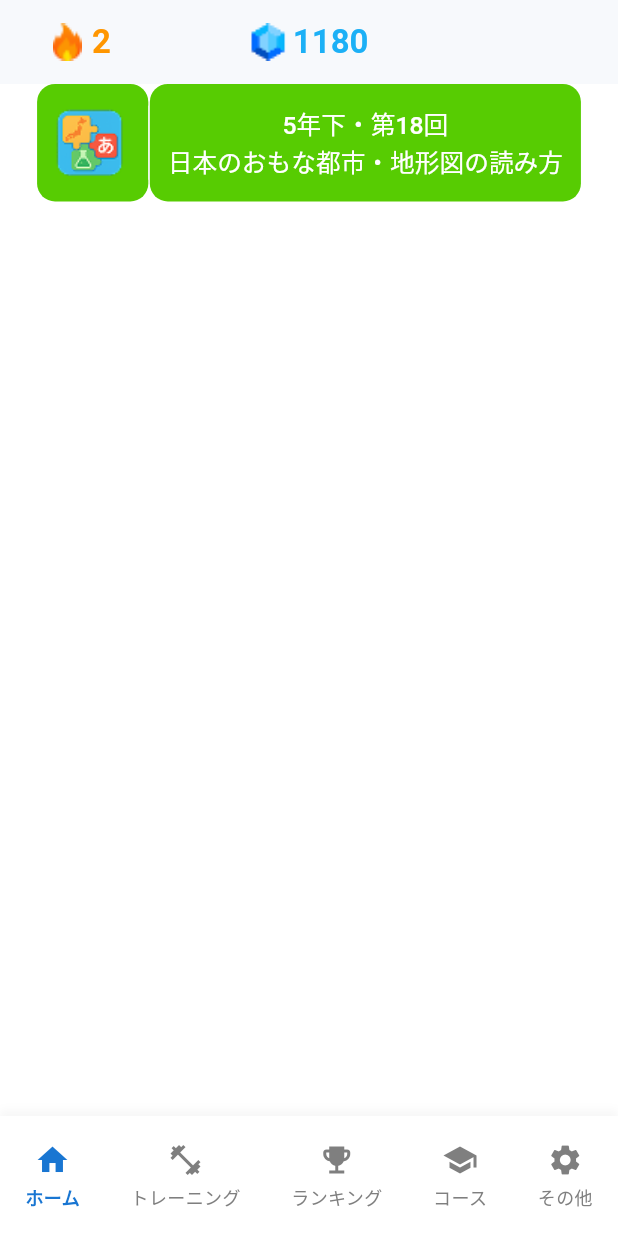
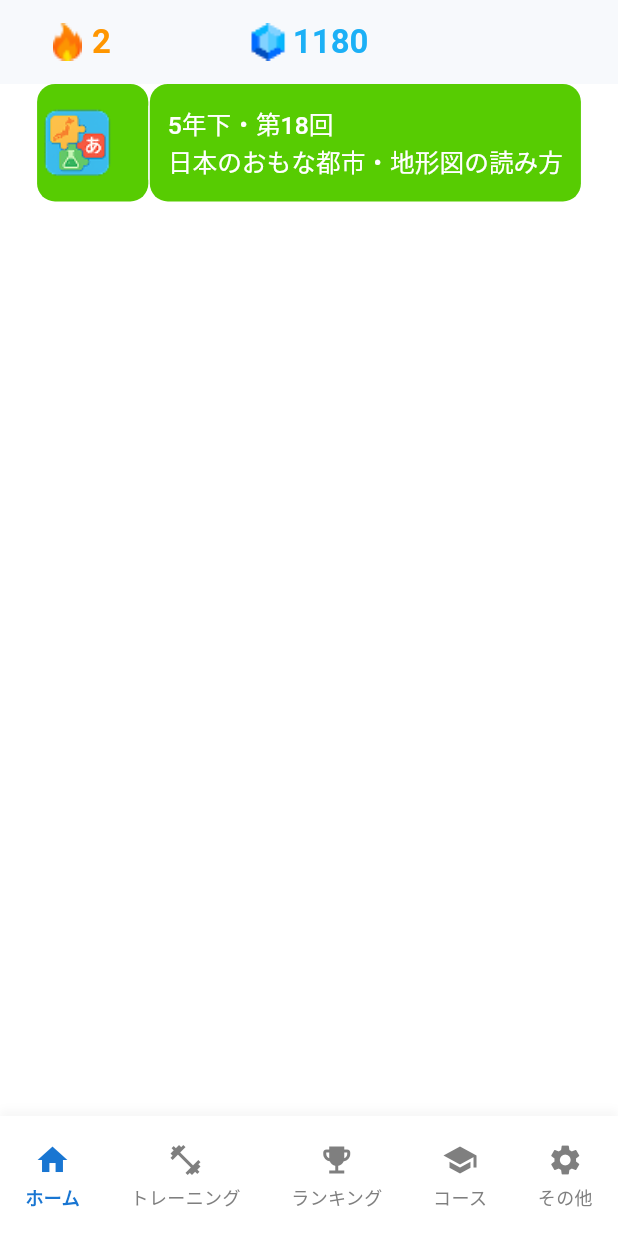
Before and after one commit to nomatake/KiokuNaviApp, a Flutter app: the ChildHomeView screen opened by its route, on a phone screen of 412 x 824 dp. Run offline on Flutter 3.47's test engine with Material 3 defaults, Android fonts, the phone set to English and light mode, and no system bars; our stand-ins replace animated_custom_dropdown, calendar_date_picker2, form_builder_validators, get, getwidget; Roboto replaces fonts that are missing (Hiragino Sans).

Commit message:
Enhance CustomButton with text alignment options and add secondary variant. Refactor button layout for improved flexibility and maintainability.

```diff
--- a/lib/widgets/custom_button.dart
+++ b/lib/widgets/custom_button.dart
@@ -1,6 +1,8 @@
 import 'package:flutter/material.dart';
 import 'package:kioku_navi/utils/extensions.dart';
 import 'package:kioku_navi/utils/sizes.dart';
+
+enum ButtonTextAlignment { start, centerLeft, center, centerRight, end }
 
 class CustomButton extends StatelessWidget {
   const CustomButton({
@@ -19,6 +21,7 @@ class CustomButton extends StatelessWidget {
     this.letterSpacing,
     this.shadows,
     this.borderWidth,
+    this.textAlignment = ButtonTextAlignment.center,
   });
 
   // Factory constructor for primary variant
@@ -33,6 +36,7 @@ class CustomButton extends StatelessWidget {
     EdgeInsetsGeometry? contentPadding,
     double? height,
     bool disabled = false,
+    ButtonTextAlignment textAlignment = ButtonTextAlignment.center,
   }) {
     return CustomButton(
       buttonText: buttonText,
@@ -48,6 +52,7 @@ class CustomButton extends StatelessWidget {
       disabled: disabled,
       fontWeight: FontWeight.w800,
       letterSpacing: k1Double.sp,
+      textAlignment: textAlignment,
       shadows: [
         const BoxShadow(
           color: Color(0x1A000000),
@@ -78,6 +83,7 @@ class CustomButton extends StatelessWidget {
     double? height,
     bool disabled = false,
     double? borderWidth,
+    ButtonTextAlignment textAlignment = ButtonTextAlignment.center,
   }) {
     return CustomButton(
       buttonText: buttonText,
@@ -91,9 +97,10 @@ class CustomButton extends StatelessWidget {
       contentPadding: contentPadding,
       height: height,
       disabled: disabled,
-      fontWeight: FontWeight.w700,
+      fontWeight: FontWeight.w800,
       letterSpacing: 0,
       borderWidth: borderWidth ?? 2,
+      textAlignment: textAlignment,
       shadows: [
         const BoxShadow(
           color: Color(0x1A000000),
@@ -103,6 +110,52 @@ class CustomButton extends StatelessWidget {
         BoxShadow(
           color: shadowColor ?? const Color(0xFF1E88E5),
           offset: const Offset(0, 3),
+          blurRadius: 0,
+          spreadRadius: 0,
+        ),
+      ],
+    );
+  }
+
+  // Factory constructor for secondary variant
+  factory CustomButton.secondary({
+    required String buttonText,
+    Key? key,
+    VoidCallback? onPressed,
+    Widget? icon,
+    Color? buttonColor,
+    Color? textColor,
+    Color? borderColor,
+    EdgeInsetsGeometry? contentPadding,
+    double? height,
+    bool disabled = false,
+    double? borderWidth,
+    ButtonTextAlignment textAlignment = ButtonTextAlignment.center,
+  }) {
+    return CustomButton(
+      buttonText: buttonText,
+      key: key,
+      onPressed: onPressed,
+      icon: icon,
+      buttonColor: buttonColor ?? Colors.white,
+      textColor: textColor ?? const Color(0xFF424242),
+      borderColor: borderColor ?? const Color(0xFFB0BEC5),
+      contentPadding: contentPadding,
+      height: height,
+      disabled: disabled,
+      fontWeight: FontWeight.w800,
+      letterSpacing: 0,
+      borderWidth: borderWidth ?? 2,
+      textAlignment: textAlignment,
+      shadows: [
+        const BoxShadow(
+          color: Color(0x14000000),
+          blurRadius: 2,
+          offset: Offset(0, 1),
+        ),
+        const BoxShadow(
+          color: Color(0xFFB0BEC5),
+          offset: Offset(0, 3),
           blurRadius: 0,
           spreadRadius: 0,
         ),
@@ -120,6 +173,7 @@ class CustomButton extends StatelessWidget {
     Color? textColor,
     EdgeInsetsGeometry? contentPadding,
     double? height,
+    ButtonTextAlignment textAlignment = ButtonTextAlignment.center,
   }) {
     return CustomButton(
       buttonText: buttonText,
@@ -133,6 +187,7 @@ class CustomButton extends StatelessWidget {
       disabled: true,
       fontWeight: FontWeight.w500,
       letterSpacing: 0,
+      textAlignment: textAlignment,
       shadows: null,
     );
   }
@@ -151,6 +206,70 @@ class CustomButton extends StatelessWidget {
   final double? letterSpacing;
   final List<BoxShadow>? shadows;
   final double? borderWidth;
+  final ButtonTextAlignment textAlignment;
+
+  Alignment getTextAlignment(ButtonTextAlignment alignment) {
+    switch (alignment) {
+      case ButtonTextAlignment.start:
+        return Alignment.centerLeft;
+      case ButtonTextAlignment.centerLeft:
+        return const Alignment(-0.65, 0); // 25% from left
+      case ButtonTextAlignment.center:
+        return Alignment.center;
+      case ButtonTextAlignment.centerRight:
+        return const Alignment(0.65, 0); // 75% from left
+      case ButtonTextAlignment.end:
+        return Alignment.centerRight;
+    }
+  }
+
+  Widget buildRow() {
+    List<Widget> children = [
+      if (icon != null) ...[
+        icon!,
+        SizedBox(width: k1Double.wp),
+      ],
+    ];
+
+    EdgeInsets textPadding;
+    switch (textAlignment) {
+      case ButtonTextAlignment.start:
+        textPadding = EdgeInsets.only(left: k4Double.wp);
+        break;
+      case ButtonTextAlignment.centerLeft:
+        textPadding = EdgeInsets.only(left: k4Double.wp);
+        break;
+      case ButtonTextAlignment.centerRight:
+      case ButtonTextAlignment.end:
+        textPadding = EdgeInsets.only(right: k4Double.wp);
+        break;
+      case ButtonTextAlignment.center:
+        textPadding = EdgeInsets.zero;
+    }
+
+    children.add(
+      Expanded(
+        child: Align(
+          alignment: getTextAlignment(textAlignment),
+          child: Padding(
+            padding: textPadding,
+            child: Text(
+              buttonText,
+              style: TextStyle(
+                fontFamily: 'Hiragino Sans',
+                fontWeight: fontWeight ?? FontWeight.w500,
+                fontSize: k12Double.sp,
+                color: textColor ?? Colors.white,
+                letterSpacing: letterSpacing ?? 0,
+              ),
+            ),
+          ),
+        ),
+      ),
+    );
+
+    return Row(children: children);
+  }
 
   @override
   Widget build(context) {
@@ -158,8 +277,6 @@ class CustomButton extends StatelessWidget {
     final btnColor = buttonColor ?? Colors.blue;
     final txtColor = textColor ?? Colors.white;
     final brdColor = borderColor;
-    final weight = fontWeight ?? FontWeight.w500;
-    final spacing = letterSpacing ?? 0;
     final btnShadows = shadows;
 
     return SizedBox(
@@ -170,8 +287,8 @@ class CustomButton extends StatelessWidget {
               decoration: BoxDecoration(
                 color: btnColor,
                 borderRadius: BorderRadius.circular(12),
-                boxShadow: [
-                  const BoxShadow(
+                boxShadow: const [
+                  BoxShadow(
                     color: Color(0x33000000),
                     offset: Offset(0, 4),
                     blurRadius: 0,
@@ -186,30 +303,7 @@ class CustomButton extends StatelessWidget {
                   borderRadius: BorderRadius.circular(12),
                 ),
                 child: Center(
-                  child: Row(
-                    mainAxisAlignment: MainAxisAlignment.center,
-                    children: [
-                      if (icon != null) ...[
-                        icon!,
-                        SizedBox(width: k1Double.wp),
-                      ],
-                      Flexible(
-                        child: Text(
-                          buttonText,
-                          style: TextStyle(
-                            fontFamily: 'Hiragino Sans',
-                            fontWeight: weight,
-                            fontSize: k12Double.sp,
-                            color: txtColor,
-                            letterSpacing: spacing,
-                          ),
-                          textAlign: TextAlign.center,
-                          overflow: TextOverflow.visible,
-                          maxLines: null,
-                        ),
-                      ),
-                    ],
-                  ),
+                  child: buildRow(),
                 ),
               ),
             )
@@ -234,30 +328,7 @@ class CustomButton extends StatelessWidget {
                   padding: contentPadding ?? EdgeInsets.zero,
                 ),
                 onPressed: onPressed,
-                child: Row(
-                  mainAxisAlignment: MainAxisAlignment.center,
-                  children: [
-                    if (icon != null) ...[
-                      icon!,
-                      SizedBox(width: k1Double.wp),
-                    ],
-                    Flexible(
-                      child: Text(
-                        buttonText,
-                        style: TextStyle(
-                          fontFamily: 'Hiragino Sans',
-                          fontWeight: weight,
-                          fontSize: k12Double.sp,
-                          color: txtColor,
-                          letterSpacing: spacing,
-                        ),
-                        textAlign: TextAlign.center,
-                        overflow: TextOverflow.visible,
-                        maxLines: null,
-                      ),
-                    ),
-                  ],
-                ),
+                child: buildRow(),
               ),
             ),
     );
```
